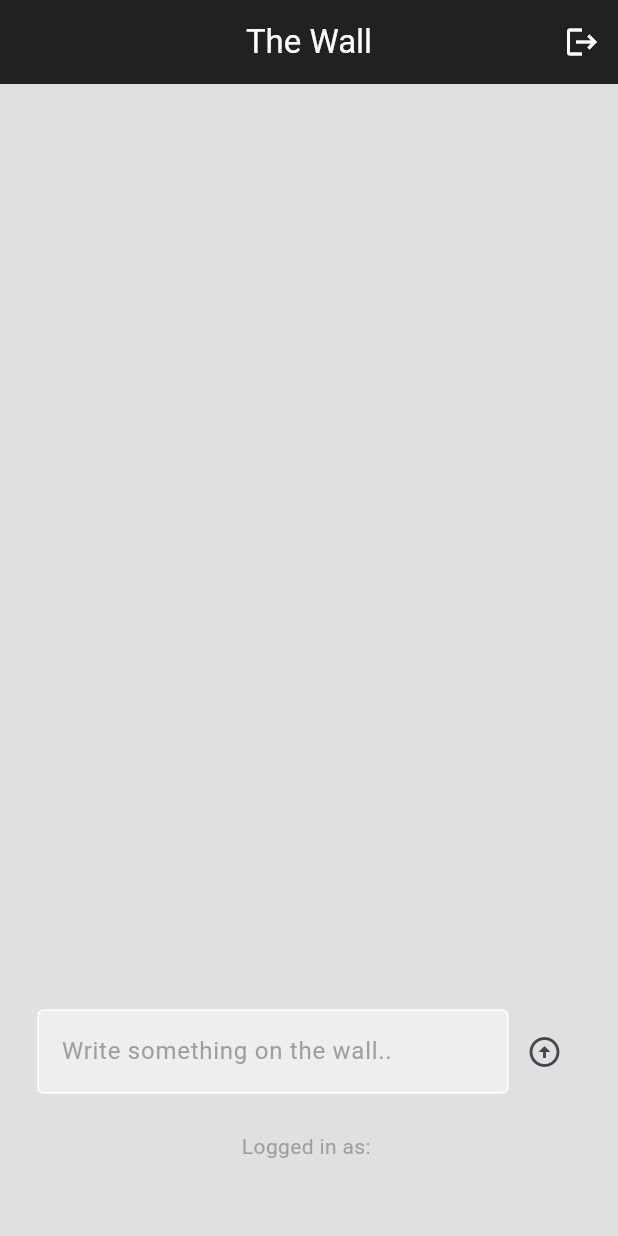
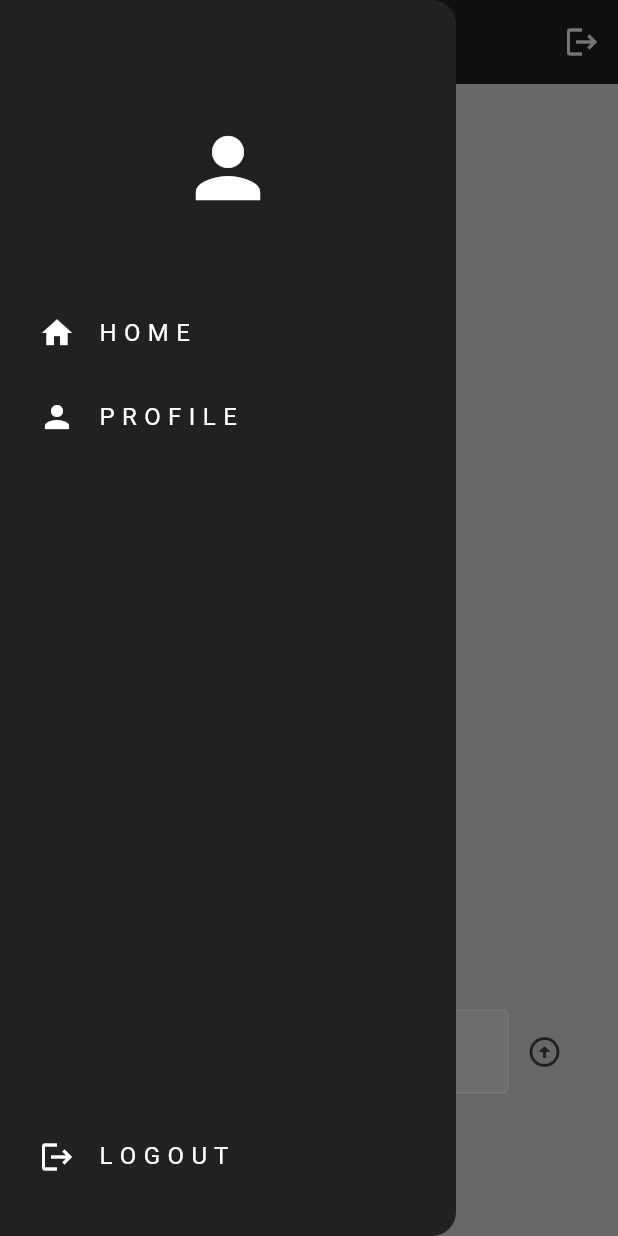
Before and after one commit to L3EWick/socialwebflutter, a Flutter app: the screen it shows once a user with an empty profile is signed in, with the side drawer open (before the commit the screen has no drawer), on a phone screen of 412 x 824 dp. Run offline on Flutter 3.47's test engine with Material 3 defaults, Android fonts, the phone set to English and light mode, and no system bars; our stand-ins replace cloud_firestore, firebase_auth, firebase_core; accounts and stored records are empty.

Commit message:
quase la

```diff
--- /dev/null
+++ b/lib/components/drawer.dart
@@ -0,0 +1,61 @@
+import 'package:flutter/material.dart';
+import 'package:thewall/components/my_list_tile.dart';
+
+class MyDrawer extends StatelessWidget {
+  final void Function()? onProfileTap;
+  final void Function()? onSignOut;
+  const MyDrawer({
+    super.key,
+    required this.onProfileTap,
+    required this.onSignOut,
+
+    });
+
+  @override
+  Widget build(BuildContext context) {
+    return Drawer(
+      backgroundColor: Colors.grey[900],
+      child: Column(
+        mainAxisAlignment: MainAxisAlignment.spaceBetween,
+        children: [
+          //header
+          Column(
+            children: [
+            Padding(
+            padding: const EdgeInsets.only(top:80.0, bottom: 50.0),
+            child: Container(
+              child: Icon(
+                Icons.person,
+                color: Colors.white,
+                size: 64,
+              ),
+            ),
+          ),
+
+          //home list tile
+          MyListTile(
+            icon: Icons.home,
+            text: "H O M E",
+            onTap: () => Navigator.pop(context),
+          ),
+          MyListTile(
+            icon: Icons.person,
+            text: "P R O F I L E",
+            onTap: onProfileTap,
+          ),
+            ],
+          ),
+
+           Padding(
+             padding: const EdgeInsets.only(bottom:25.0),
+             child: MyListTile(
+              icon: Icons.logout,
+              text: "L O G O U T",
+              onTap: onSignOut,
+                       ),
+           ),
+        ]
+        ),
+    );
+  }
+}
--- /dev/null
+++ b/lib/components/my_list_tile.dart
@@ -0,0 +1,34 @@
+import 'package:flutter/material.dart';
+
+class MyListTile extends StatelessWidget {
+  final IconData icon;
+  final String text;
+  final void Function()? onTap;
+  const MyListTile({
+    super.key,
+    required this.icon,
+    required this.text,
+    required this.onTap
+    });
+
+  @override
+  Widget build(BuildContext context) {
+    return Padding(
+      padding: const EdgeInsets.only(left:10.0),
+      child: ListTile(
+        leading: Icon(
+          icon,
+          color: Colors.white,
+        ),
+        onTap: onTap ,
+        title: Text(
+          text,
+          style:
+            TextStyle(
+              color: Colors.white
+              ),
+               ),
+      ),
+    );
+  }
+}
--- a/lib/pages/home_page.dart
+++ b/lib/pages/home_page.dart
@@ -1,8 +1,11 @@
 import 'package:cloud_firestore/cloud_firestore.dart';
 import 'package:firebase_auth/firebase_auth.dart';
 import 'package:flutter/material.dart';
+import 'package:thewall/components/drawer.dart';
 import 'package:thewall/components/text_field.dart';
+import 'package:thewall/pages/profile_page.dart';
 import 'package:thewall/pages/wall_post.dart';
+import 'package:thewall/components/drawer.dart';
 
 class HomePage extends StatefulWidget {
   const HomePage({super.key});
@@ -12,7 +15,6 @@ class HomePage extends StatefulWidget {
 }
 
 class _HomePageState extends State<HomePage> {
-
   final currentUser = FirebaseAuth.instance.currentUser!;
 
   final textController = TextEditingController();
@@ -21,9 +23,9 @@ class _HomePageState extends State<HomePage> {
     FirebaseAuth.instance.signOut();
   }
 
-  void postMessage(){
+  void postMessage() {
     // only post if have something in the texfield
-    if (textController.text.isNotEmpty)  {
+    if (textController.text.isNotEmpty) {
       //store in firebase
       FirebaseFirestore.instance.collection("User Posts").add({
         'UserEmail': currentUser.email,
@@ -37,7 +39,14 @@ class _HomePageState extends State<HomePage> {
     setState(() {
       textController.clear();
     });
+  }
 
+  void goToProfilePage(){
+    Navigator.pop(context);
+
+    Navigator.push(context,
+      MaterialPageRoute(builder: (context) => const ProfilePage()),
+    );
   }
 
   @override
@@ -49,6 +58,7 @@ class _HomePageState extends State<HomePage> {
           "The Wall",
           style: TextStyle(color: Colors.white),
         ),
+        iconTheme: IconThemeData(color: Colors.white),
         centerTitle: true,
         backgroundColor: Colors.grey[900],
         actions: [
@@ -60,6 +70,10 @@ class _HomePageState extends State<HomePage> {
               ))
         ],
       ),
+      drawer: MyDrawer(
+        onProfileTap: goToProfilePage,
+        onSignOut: signOut,
+      ),
       body: Center(
         child: Column(
           children: [
@@ -70,10 +84,11 @@ class _HomePageState extends State<HomePage> {
                     .collection("User Posts")
                     .orderBy(
                       "TimeStamp",
-                  descending:false,
+                      descending: false,
                     )
-                .snapshots(),builder: (context, snapshot) {
-                  if(snapshot.hasData){
+                    .snapshots(),
+                builder: (context, snapshot) {
+                  if (snapshot.hasData) {
                     return ListView.builder(
                       itemCount: snapshot.data!.docs.length,
                       itemBuilder: (context, index) {
@@ -86,7 +101,7 @@ class _HomePageState extends State<HomePage> {
                         );
                       },
                     );
-                  }else if (snapshot.hasError) {
+                  } else if (snapshot.hasError) {
                     return Center(
                       child: Text('Error:%{snapshot.error}'),
                     );
@@ -95,7 +110,6 @@ class _HomePageState extends State<HomePage> {
                     child: CircularProgressIndicator(),
                   );
                 },
-
               ),
             ),
             //post message
@@ -116,14 +130,14 @@ class _HomePageState extends State<HomePage> {
                   IconButton(
                     onPressed: postMessage,
                     icon: const Icon(Icons.arrow_circle_up),
-
                   )
                 ],
               ),
             ),
 
             //logged in as
-            Text("Logged in as: " + currentUser.email!,
+            Text(
+              "Logged in as: " + currentUser.email!,
               style: TextStyle(color: Colors.grey),
             ),
 
```
Also changed, not shown: lib/components/text_box.dart (added, +46 -0 lines), lib/pages/profile_page.dart (added, +204 -0 lines), lib/pages/register_page.dart (+13 -3 lines). Lines whose indentation alone changed are shown as unchanged.
